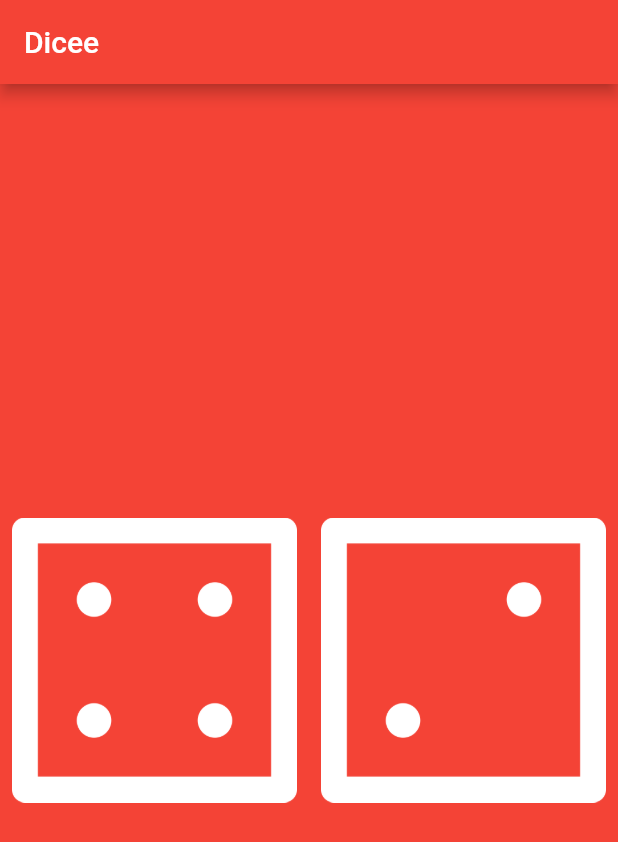
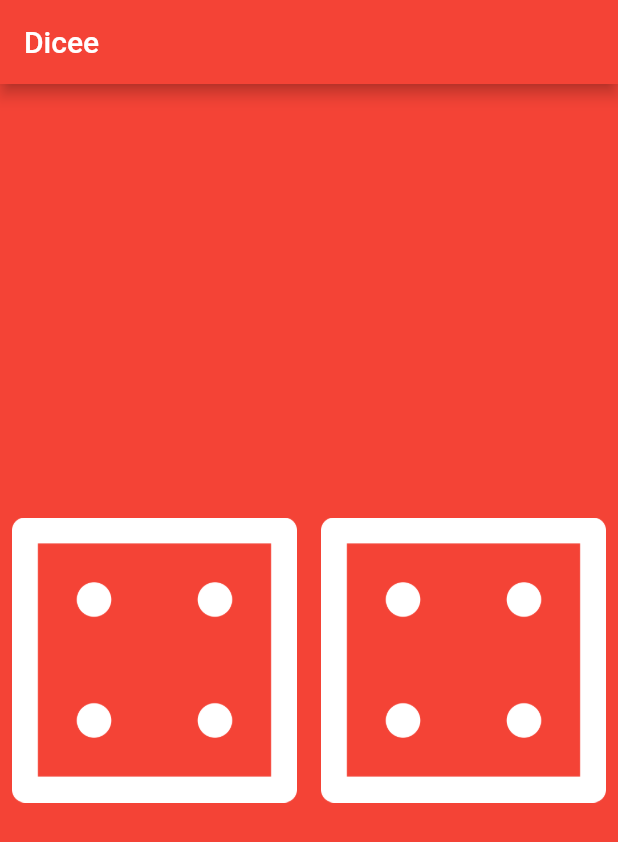
Before and after one commit to PhilDev2021/bug-free-tribble, a Flutter app: the screen it shows after launch, on a phone screen of 412 x 824 dp. Shown: the top 842 px of the screen. Run offline on Flutter 3.47's test engine with Material 2 defaults, Android fonts, the phone set to English and light mode, and no system bars.

Commit message:
add both string interpolation

```diff
--- a/lib/main.dart
+++ b/lib/main.dart
@@ -24,10 +24,10 @@ class DicePage extends StatelessWidget {
         mainAxisAlignment: MainAxisAlignment.spaceBetween,
         children: [
           ExpandedDice(
-            imager: "images/dice${leftDiceNumber}.png",
+            imager: "images/dice$leftDiceNumber.png",
           ),
           ExpandedDice(
-            imager: "images/dice2.png",
+            imager: "images/dice$leftDiceNumber.png",
           ),
         ],
       ),
```
